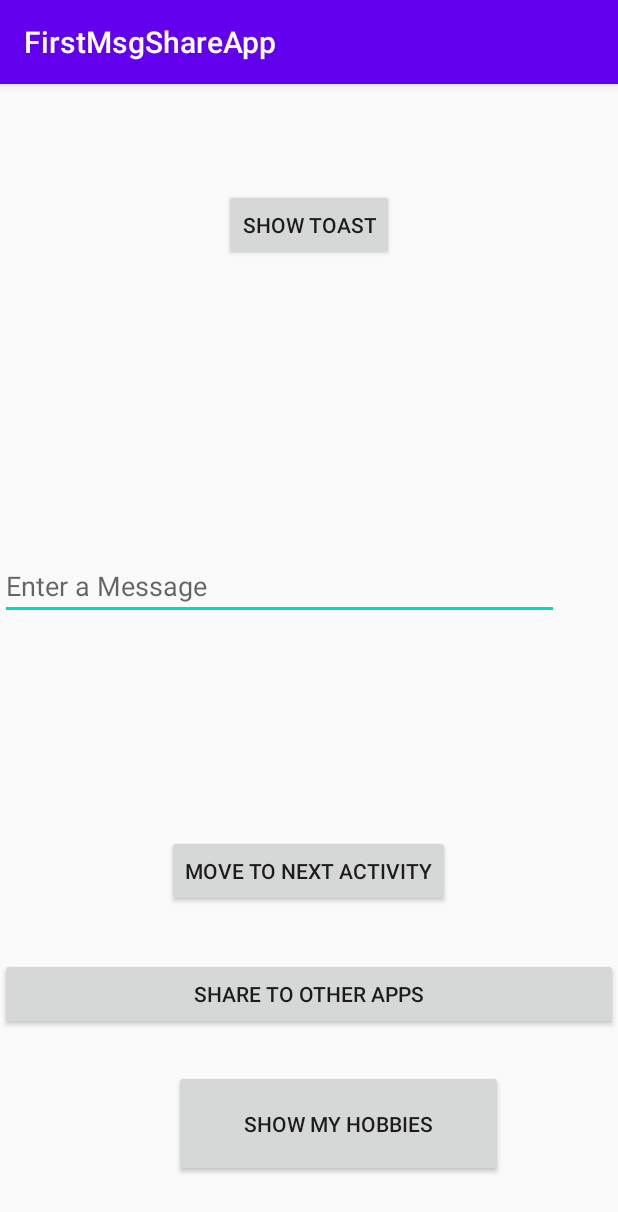
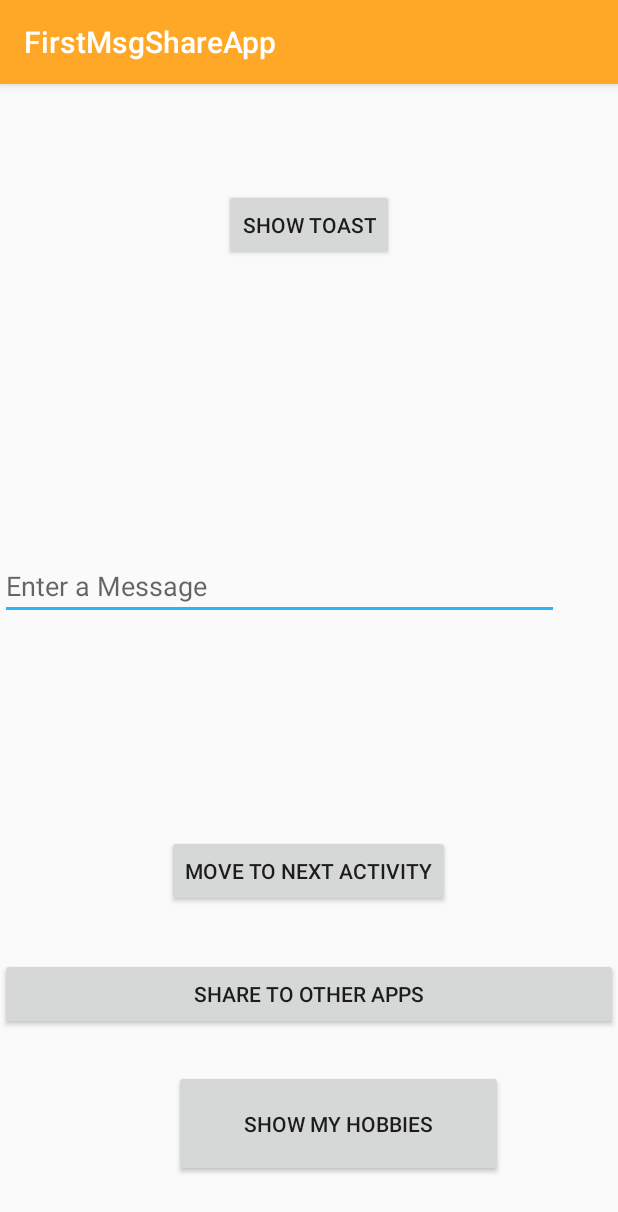
Before and after one commit to vkyscen/MessageShareApp-Kotlin, an Android app: the screen it shows after launch (MainActivity), on a phone screen of 412 x 824 dp. Shown: the top 1212 px of the screen. Run offline under Robolectric (Android 15) with nearby library versions, the phone set to English and light mode, and no system bars.

Commit message:
launcher icon,app theme updated -> project completed

```diff
--- a/app/src/main/AndroidManifest.xml
+++ b/app/src/main/AndroidManifest.xml
@@ -4,9 +4,9 @@
 
     <application
         android:allowBackup="true"
-        android:icon="@mipmap/ic_launcher"
+        android:icon="@mipmap/ic_launcher_shareapp"
         android:label="@string/app_name"
-        android:roundIcon="@mipmap/ic_launcher_round"
+        android:roundIcon="@mipmap/ic_launcher_shareapp_round"
         android:supportsRtl="true"
         android:theme="@style/AppTheme">
         <activity android:name=".activities.MainActivity">
--- /dev/null
+++ b/app/src/main/res/mipmap-anydpi-v26/ic_launcher_shareapp.xml
@@ -0,0 +1,5 @@
+<?xml version="1.0" encoding="utf-8"?>
+<adaptive-icon xmlns:android="http://schemas.android.com/apk/res/android">
+    <background android:drawable="@color/ic_launcher_shareapp_background"/>
+    <foreground android:drawable="@drawable/ic_launcher"/>
+</adaptive-icon>
--- /dev/null
+++ b/app/src/main/res/mipmap-anydpi-v26/ic_launcher_shareapp_round.xml
@@ -0,0 +1,5 @@
+<?xml version="1.0" encoding="utf-8"?>
+<adaptive-icon xmlns:android="http://schemas.android.com/apk/res/android">
+    <background android:drawable="@color/ic_launcher_shareapp_background"/>
+    <foreground android:drawable="@drawable/ic_launcher"/>
+</adaptive-icon>
--- a/app/src/main/res/values/colors.xml
+++ b/app/src/main/res/values/colors.xml
@@ -1,6 +1,6 @@
 <?xml version="1.0" encoding="utf-8"?>
 <resources>
-    <color name="colorPrimary">#6200EE</color>
-    <color name="colorPrimaryDark">#3700B3</color>
-    <color name="colorAccent">#03DAC5</color>
+    <color name="colorPrimary">#FFA726</color>
+    <color name="colorPrimaryDark">#F57C00</color>
+    <color name="colorAccent">#29B6F6</color>
 </resources>
--- /dev/null
+++ b/app/src/main/res/values/ic_launcher_shareapp_background.xml
@@ -0,0 +1,4 @@
+<?xml version="1.0" encoding="utf-8"?>
+<resources>
+    <color name="ic_launcher_shareapp_background">#040404</color>
+</resources>
```
Also changed, not shown: app/src/main/res/drawable/ic_launcher.xml (added, +13 -0 lines), app/src/main/ic_launcher_shareapp-playstore.png (added), app/src/main/res/mipmap-hdpi/ic_launcher_shareapp.png (added), app/src/main/res/mipmap-hdpi/ic_launcher_shareapp_round.png (added), app/src/main/res/mipmap-mdpi/ic_launcher_shareapp.png (added), app/src/main/res/mipmap-mdpi/ic_launcher_shareapp_round.png (added), app/src/main/res/mipmap-xhdpi/ic_launcher_shareapp.png (added), app/src/main/res/mipmap-xhdpi/ic_launcher_shareapp_round.png (added), app/src/main/res/mipmap-xxhdpi/ic_launcher_shareapp.png (added), app/src/main/res/mipmap-xxhdpi/ic_launcher_shareapp_round.png (added), app/src/main/res/mipmap-xxxhdpi/ic_launcher_shareapp.png (added), app/src/main/res/mipmap-xxxhdpi/ic_launcher_shareapp_round.png (added).
